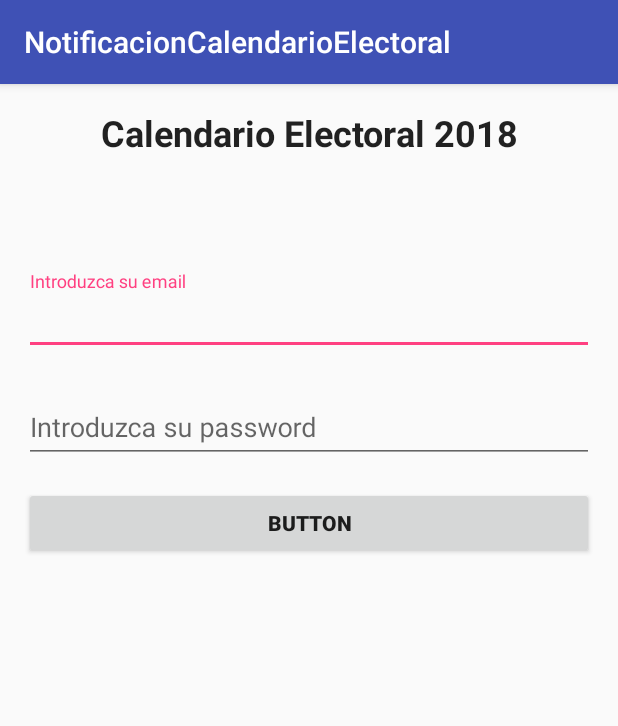
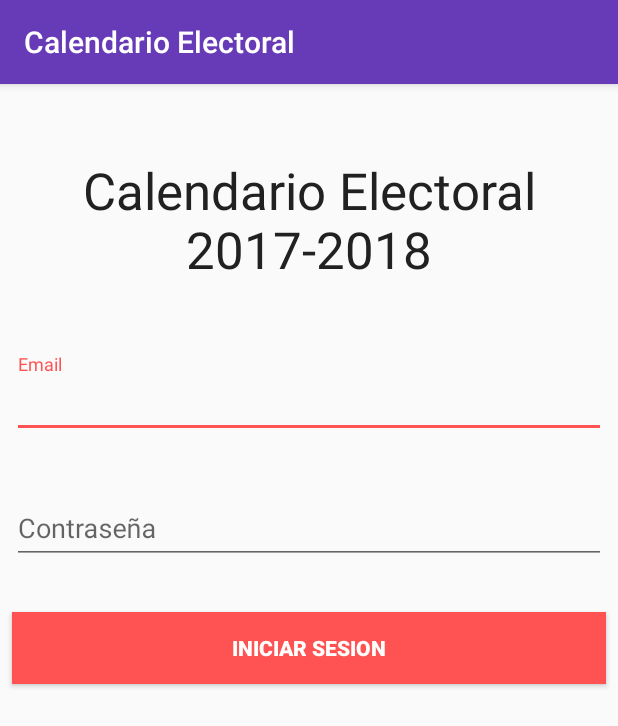
Before and after one commit to JairoCruz/NotificacionCalendarioElectoral, an Android app: the screen it shows after launch (MainActivity), on a phone screen of 412 x 824 dp. Shown: the top 726 px of the screen. Run offline under Robolectric (Android 15) with nearby library versions, the phone set to English and light mode, and no system bars; our stand-ins replace Firebase (no records; nobody signed in at launch, a user with empty details on screens opened directly).

Commit message:
mejore el diseño, agregue menu opciones para salir

```diff
--- a/app/src/main/java/com/tse/notificacioncalendarioelectoral/MainActivity.java
+++ b/app/src/main/java/com/tse/notificacioncalendarioelectoral/MainActivity.java
@@ -3,6 +3,7 @@ package com.tse.notificacioncalendarioelectoral;
 import android.app.Dialog;
 import android.support.v7.app.AppCompatActivity;
 import android.os.Bundle;
+import android.support.v7.widget.Toolbar;
 
 import com.google.android.gms.common.GoogleApiAvailability;
 import com.google.firebase.auth.FirebaseAuth;
@@ -13,6 +14,7 @@ import com.tse.notificacioncalendarioelectoral.login.presenter.LoginPresenter;
 public class MainActivity extends AppCompatActivity implements fragment_login.Callback {
 
     public static final int REQUEST_GOOGLE_PLAY_SERVICES = 1;
+    private Toolbar toolbar;
 
     FirebaseAuth mFirebaseAuth;
 
@@ -21,11 +23,16 @@ public class MainActivity extends AppCompatActivity implements fragment_login.Ca
         super.onCreate(savedInstanceState);
         setContentView(R.layout.activity_main);
 
-        fragment_login loginFragment = (fragment_login) getSupportFragmentManager().findFragmentById(R.id.login_container);
+        toolbar = (Toolbar) findViewById(R.id.toolbar1);
+        setSupportActionBar(toolbar);
+
+
+
+        fragment_login loginFragment = (fragment_login) getSupportFragmentManager().findFragmentById(R.id.fragmentLayoutLogin);
         // add fragment to main activity
         if (loginFragment == null){
             loginFragment = fragment_login.newInstance();
-            getSupportFragmentManager().beginTransaction().add(R.id.login_container, loginFragment).commit();
+            getSupportFragmentManager().beginTransaction().add(R.id.fragmentLayoutLogin, loginFragment).commit();
 
         }
 
--- a/app/src/main/java/com/tse/notificacioncalendarioelectoral/fragment_login.java
+++ b/app/src/main/java/com/tse/notificacioncalendarioelectoral/fragment_login.java
@@ -37,6 +37,7 @@ public class fragment_login extends Fragment implements LoginContract.View {
     private TextInputEditText txtmPassword;
     private Button btnSignInButton;
     private View prsLoginProgress;
+    private View constraintLayoutLogin;
     private TextInputLayout txlEmailError;
     private TextInputLayout txlPasswordError;
 
@@ -74,7 +75,11 @@ public class fragment_login extends Fragment implements LoginContract.View {
                 if (user != null){
                     showPushNotifications();
                 } else {
+
+
                     Log.e(fragment_login.class.getSimpleName(), "Usuario no logi");
+
+
                 }
             }
         };
@@ -86,6 +91,8 @@ public class fragment_login extends Fragment implements LoginContract.View {
 
         View root = inflater.inflate(R.layout.fragment_fragment_login, container, false);
         prsLoginProgress = root.findViewById(R.id.login_progress);
+        constraintLayoutLogin = root.findViewById(R.id.cl_login);
+
 
         txtmEmail = (TextInputEditText) root.findViewById(R.id.txtEmail);
         txtmPassword = (TextInputEditText) root.findViewById(R.id.txtPassword);
@@ -194,7 +201,9 @@ public class fragment_login extends Fragment implements LoginContract.View {
 
     @Override
     public void showProgress(boolean show) {
+        constraintLayoutLogin.setVisibility(show ? View.GONE : View.VISIBLE);
         prsLoginProgress.setVisibility(show ? View.VISIBLE : View.GONE);
+
     }
 
     @Override
@@ -218,6 +227,7 @@ public class fragment_login extends Fragment implements LoginContract.View {
         getActivity().finish();
     }
 
+
     @Override
     public void showGooglePlayServicesDialog(int errorCode) {
         mCallBack.onInvokeGooglePlayServices(errorCode);
--- a/app/src/main/java/com/tse/notificacioncalendarioelectoral/login/presenter/LoginContract.java
+++ b/app/src/main/java/com/tse/notificacioncalendarioelectoral/login/presenter/LoginContract.java
@@ -12,6 +12,7 @@ public interface LoginContract {
     interface View extends BaseView<Presenter> {
 
         void showProgress(boolean show);
+
 
         void setEmailError(String error);
 
--- a/app/src/main/java/com/tse/notificacioncalendarioelectoral/login/presenter/LoginInteractor.java
+++ b/app/src/main/java/com/tse/notificacioncalendarioelectoral/login/presenter/LoginInteractor.java
@@ -62,7 +62,7 @@ public class LoginInteractor {
     private boolean isValidPassword(String password, Callback callback){
         boolean isValid = true;
         if (TextUtils.isEmpty(password)){
-            callback.onPasswordError("Escribe tu contraseña");
+            callback.onPasswordError("La contraseña no puede estar vacia");
             isValid = false;
         }
 
@@ -72,12 +72,12 @@ public class LoginInteractor {
     private boolean isValidEmail(String email, Callback callback){
         boolean isValid = true;
         if (TextUtils.isEmpty(email)){
-            callback.onEmailError("Escribe tu correo");
+            callback.onEmailError("El email no puede estar vacio");
             isValid = false;
         }
 
         if (!Patterns.EMAIL_ADDRESS.matcher(email).matches()){
-            callback.onEmailError("Correo no Valido");
+            callback.onEmailError("El email es invalido");
             isValid = false;
         }
         return isValid;
--- a/app/src/main/java/com/tse/notificacioncalendarioelectoral/notification/PushNotificationContract.java
+++ b/app/src/main/java/com/tse/notificacioncalendarioelectoral/notification/PushNotificationContract.java
@@ -20,6 +20,8 @@ public interface PushNotificationContract {
 
         void popPushNotification(PushNotification pushMessage);
 
+        void showLogin();
+
     }
 
     interface Presenter extends BasePresenter {
--- a/app/src/main/res/layout/activity_main.xml
+++ b/app/src/main/res/layout/activity_main.xml
@@ -8,5 +8,32 @@
     android:id="@+id/login_container">
 
 
+    <android.support.v7.widget.Toolbar
+        android:id="@+id/toolbar1"
+        android:layout_width="0dp"
+        android:layout_height="?android:attr/actionBarSize"
+        android:background="?attr/colorPrimary"
+        android:elevation="4dp"
+        android:theme="@style/ThemeOverlay.AppCompat.ActionBar"
+        app:layout_constraintEnd_toEndOf="parent"
+        app:layout_constraintStart_toStartOf="parent"
+        app:layout_constraintTop_toTopOf="parent"
+        app:popupTheme="@style/ThemeOverlay.AppCompat.Light"
+        app:titleTextColor="@android:color/white" />
+
+    <FrameLayout
+        android:id="@+id/fragmentLayoutLogin"
+        android:layout_width="0dp"
+        android:layout_height="0dp"
+        android:layout_marginBottom="0dp"
+        android:layout_marginEnd="0dp"
+        android:layout_marginStart="0dp"
+        app:layout_constraintBottom_toBottomOf="parent"
+        app:layout_constraintEnd_toEndOf="parent"
+        app:layout_constraintStart_toStartOf="parent"
+        app:layout_constraintTop_toBottomOf="@+id/toolbar1">
+
+    </FrameLayout>
+
 
 </android.support.constraint.ConstraintLayout>
--- a/app/src/main/res/layout/fragment_fragment_login.xml
+++ b/app/src/main/res/layout/fragment_fragment_login.xml
@@ -7,86 +7,109 @@
     tools:context="com.tse.notificacioncalendarioelectoral.fragment_login">
 
 
-    <TextView
-        android:id="@+id/textView"
-        android:layout_width="wrap_content"
-        android:layout_height="wrap_content"
-        android:layout_marginEnd="8dp"
-        android:layout_marginStart="8dp"
-        android:layout_marginTop="16dp"
-        android:text="Calendario Electoral 2018"
-        android:textAppearance="@style/TextAppearance.AppCompat.Headline"
-        android:textStyle="bold"
-        app:layout_constraintEnd_toEndOf="parent"
-        app:layout_constraintHorizontal_bias="0.505"
-        app:layout_constraintStart_toStartOf="parent"
-        app:layout_constraintTop_toTopOf="parent"
-        tools:layout_editor_absoluteY="58dp" />
-
     <ProgressBar
         android:id="@+id/login_progress"
         android:layout_width="wrap_content"
         android:layout_height="wrap_content"
+        android:layout_marginBottom="8dp"
         android:layout_marginEnd="8dp"
         android:layout_marginStart="8dp"
+        android:layout_marginTop="8dp"
         android:visibility="gone"
+        app:layout_constraintBottom_toBottomOf="parent"
         app:layout_constraintEnd_toEndOf="parent"
         app:layout_constraintStart_toStartOf="parent"
-        app:layout_constraintTop_toBottomOf="@+id/textView" />
+        app:layout_constraintTop_toTopOf="parent"
+        app:layout_constraintVertical_bias="0.51" />
+
+    <android.support.constraint.ConstraintLayout
+        android:id="@+id/cl_login"
+        android:layout_width="match_parent"
+        android:layout_height="match_parent"
+        app:layout_constraintBottom_toBottomOf="parent"
+        app:layout_constraintEnd_toEndOf="parent"
+        app:layout_constraintHorizontal_bias="0.0"
+        app:layout_constraintStart_toStartOf="parent"
+        app:layout_constraintTop_toTopOf="parent"
+        app:layout_constraintVertical_bias="0.0">
 
         <android.support.design.widget.TextInputLayout
             android:id="@+id/til_email_error"
             android:layout_width="0dp"
             android:layout_height="wrap_content"
-        android:layout_marginEnd="16dp"
-        android:layout_marginStart="16dp"
-        android:layout_marginTop="76dp"
+            android:layout_marginBottom="8dp"
+            android:layout_marginEnd="8dp"
+            android:layout_marginStart="8dp"
+            android:layout_marginTop="8dp"
+            app:layout_constraintBottom_toBottomOf="parent"
             app:layout_constraintEnd_toEndOf="parent"
+            app:layout_constraintHorizontal_bias="0.0"
             app:layout_constraintStart_toStartOf="parent"
-        app:layout_constraintTop_toBottomOf="@+id/login_progress"
-        tools:layout_editor_absoluteX="8dp"
-        tools:layout_editor_absoluteY="125dp">
+            app:layout_constraintTop_toBottomOf="@+id/txtLogo"
+            app:layout_constraintVertical_bias="0.07">
 
             <android.support.design.widget.TextInputEditText
                 android:id="@+id/txtEmail"
                 android:layout_width="match_parent"
                 android:layout_height="wrap_content"
-            android:hint="@string/hint_email" />
-    </android.support.design.widget.TextInputLayout>
-
-    <android.support.design.widget.TextInputLayout
-        android:id="@+id/til_error_password"
-        android:layout_width="0dp"
-        android:layout_height="wrap_content"
-        android:layout_marginEnd="16dp"
-        android:layout_marginStart="16dp"
-        android:layout_marginTop="16dp"
-        app:layout_constraintEnd_toEndOf="parent"
-        app:layout_constraintStart_toStartOf="parent"
-        app:layout_constraintTop_toBottomOf="@+id/til_email_error"
-        tools:layout_editor_absoluteX="8dp"
-        tools:layout_editor_absoluteY="245dp">
-
-        <android.support.design.widget.TextInputEditText
-            android:id="@+id/txtPassword"
-            android:layout_width="match_parent"
-            android:layout_height="wrap_content"
-            android:hint="@string/hint_password" />
+                android:hint="@string/hint_email"
+                android:lines="1" />
         </android.support.design.widget.TextInputLayout>
 
         <Button
             android:id="@+id/btn_sign"
             android:layout_width="0dp"
             android:layout_height="wrap_content"
-        android:layout_marginEnd="16dp"
-        android:layout_marginStart="16dp"
-        android:layout_marginTop="16dp"
-        android:text="Button"
+            android:layout_marginEnd="8dp"
+            android:layout_marginStart="8dp"
+            android:layout_marginTop="32dp"
+            android:background="@color/colorAccent"
+            android:elevation="2dp"
+            android:text="@string/btn_login"
+            android:textColor="@android:color/white"
             android:textStyle="bold"
             app:layout_constraintEnd_toEndOf="parent"
+            app:layout_constraintHorizontal_bias="0.0"
             app:layout_constraintStart_toStartOf="parent"
-        app:layout_constraintTop_toBottomOf="@+id/til_error_password"
-        tools:layout_editor_absoluteY="284dp"
-        tools:text="@string/btn_login" />
+            app:layout_constraintTop_toBottomOf="@+id/til_error_password" />
+
+        <android.support.design.widget.TextInputLayout
+            android:id="@+id/til_error_password"
+            android:layout_width="0dp"
+            android:layout_height="wrap_content"
+            android:layout_marginEnd="8dp"
+            android:layout_marginStart="8dp"
+            android:layout_marginTop="28dp"
+            app:layout_constraintEnd_toEndOf="parent"
+            app:layout_constraintHorizontal_bias="0.0"
+            app:layout_constraintStart_toStartOf="parent"
+            app:layout_constraintTop_toBottomOf="@+id/til_email_error">
+
+            <android.support.design.widget.TextInputEditText
+                android:id="@+id/txtPassword"
+                android:layout_width="match_parent"
+                android:layout_height="wrap_content"
+                android:hint="@string/hint_password"
+                android:inputType="textPassword"
+                android:lines="1" />
+        </android.support.design.widget.TextInputLayout>
+
+        <TextView
+            android:id="@+id/txtLogo"
+            android:layout_width="wrap_content"
+            android:layout_height="wrap_content"
+            android:layout_marginTop="48dp"
+            android:lines="2"
+            android:text="@string/title_1"
+            android:textAlignment="center"
+            android:textAppearance="@style/TextAppearance.AppCompat.Display1"
+            android:textColor="@color/primary_text"
+            app:layout_constraintEnd_toEndOf="parent"
+            app:layout_constraintHorizontal_bias="0.0"
+            app:layout_constraintStart_toStartOf="parent"
+            app:layout_constraintTop_toTopOf="parent" />
+
 
     </android.support.constraint.ConstraintLayout>
+
+</android.support.constraint.ConstraintLayout>
--- a/app/src/main/res/layout/fragment_notification.xml
+++ b/app/src/main/res/layout/fragment_notification.xml
@@ -39,6 +39,12 @@
         app:layout_constraintTop_toTopOf="parent"
         tools:visibility="gone">
 
+        <Button
+            android:id="@+id/btnLogout"
+            android:layout_width="match_parent"
+            android:layout_height="wrap_content"
+            android:text="Salir" />
+
         <ImageView
             android:id="@+id/noMessagesIcon"
             android:layout_width="100dp"
--- a/app/src/main/res/values/colors.xml
+++ b/app/src/main/res/values/colors.xml
@@ -1,6 +1,12 @@
 <?xml version="1.0" encoding="utf-8"?>
 <resources>
-    <color name="colorPrimary">#3F51B5</color>
-    <color name="colorPrimaryDark">#303F9F</color>
-    <color name="colorAccent">#FF4081</color>
+    <color name="colorPrimary">#673AB7</color>
+    <color name="colorPrimaryDark">#512DA8</color>
+    <color name="colorPrimaryLight">#d1c4e9</color>
+    <color name="colorAccent">#FF5252</color>
+    <color name="primary_text">#212121</color>
+    <color name="secondary_text">#757575</color>
+    <color name="icons">#FFFFFF</color>
+    <color name="divider">#BDBDBD</color>
+
 </resources>
--- a/app/src/main/res/values/strings.xml
+++ b/app/src/main/res/values/strings.xml
@@ -1,10 +1,12 @@
 <resources>
-    <string name="app_name">NotificacionCalendarioElectoral</string>
+    <string name="app_name">Calendario Electoral</string>
 
     <!-- TODO: Remove or change this placeholder text -->
-    <string name="hello_blank_fragment">Hello blank fragment</string>
-    <string name="hint_email">Introduzca su email</string>
-    <string name="hint_password">Introduzca su password</string>
-    <string name="btn_login">Iniciar session</string>
-    <string name="no_message_text">No hay notifivaciones</string>
+    <string name="hint_email">Email</string>
+    <string name="hint_password">Contraseña</string>
+    <string name="btn_login">iniciar sesion</string>
+    <string name="no_message_text">No hay notificaciones</string>
+    <string name="title_1">Calendario Electoral 2017-2018</string>
+
+    <string name="menu_salir">Salir</string>
 </resources>
--- a/app/src/main/res/values/styles.xml
+++ b/app/src/main/res/values/styles.xml
@@ -1,7 +1,7 @@
 <resources>
 
     <!-- Base application theme. -->
-    <style name="AppTheme" parent="Theme.AppCompat.Light.DarkActionBar">
+    <style name="AppTheme" parent="Theme.AppCompat.Light.NoActionBar">
         <!-- Customize your theme here. -->
         <item name="colorPrimary">@color/colorPrimary</item>
         <item name="colorPrimaryDark">@color/colorPrimaryDark</item>
```
Also changed, not shown: app/src/main/java/com/tse/notificacioncalendarioelectoral/firebasecloudmessage/FCMService.java (+19 -0 lines), app/src/main/java/com/tse/notificacioncalendarioelectoral/notification/PushNotificationActivity.java (+34 -0 lines), app/src/main/java/com/tse/notificacioncalendarioelectoral/notification/PushNotificationFragment.java (+25 -0 lines), app/src/main/res/layout/activity_push_notification.xml (+14 -0 lines), app/src/main/res/menu/menu_opciones.xml (added, +8 -0 lines). Lines whose indentation alone changed are shown as unchanged.
